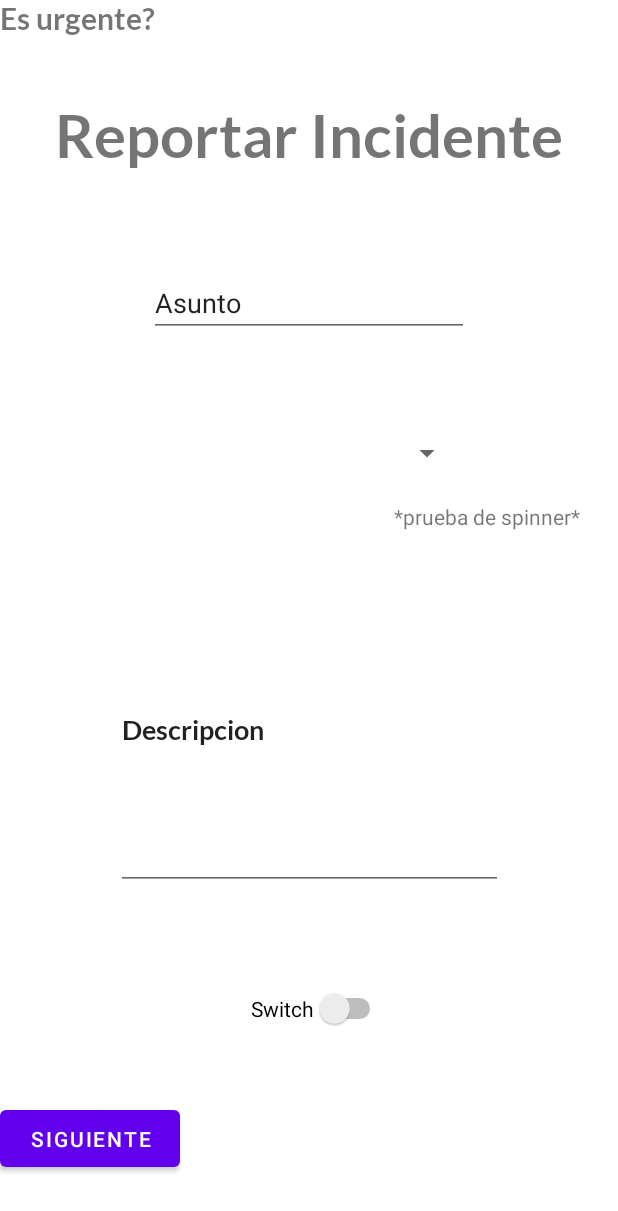
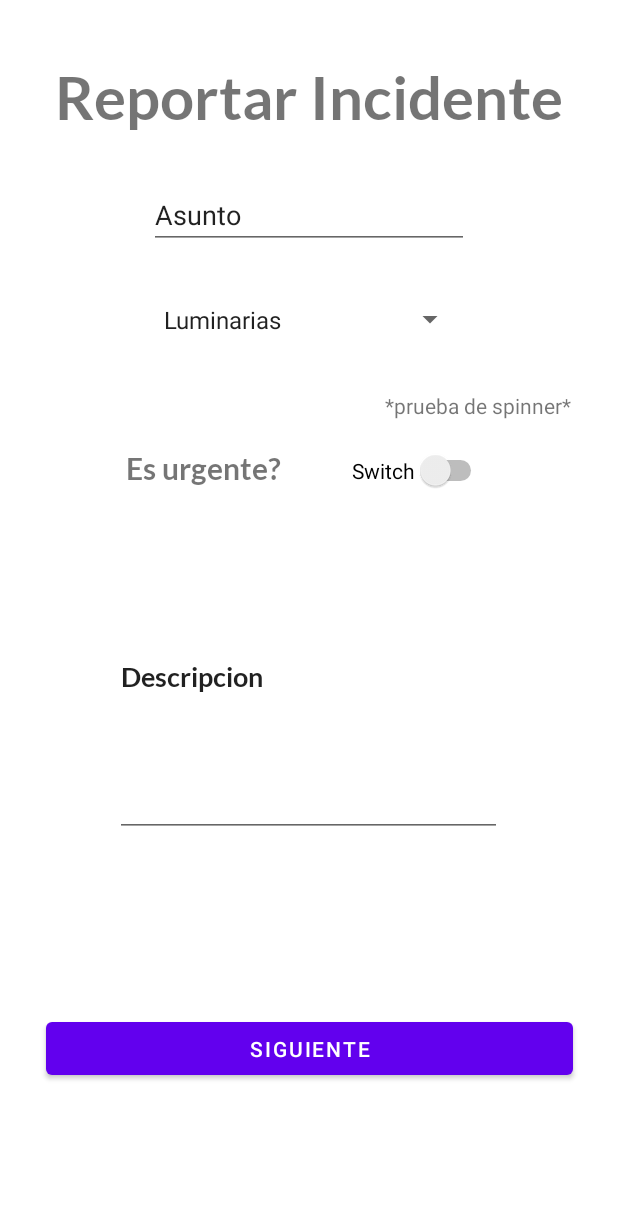
Before and after one commit to tecnologico-de-monterrey-oficial/NuevaAppRufinoTamayo, an Android app: the fragment ReporteB placed in its activity, on a phone screen of 412 x 824 dp. Shown: the top 1211 px of the screen. Run offline under Robolectric (Android 15) with nearby library versions, the phone set to English and light mode, and no system bars.

Commit message:
agregue carpeta para manejar mejor los reportes
y ya funciona el slider

```diff
--- a/app/build.gradle
+++ b/app/build.gradle
@@ -1,6 +1,7 @@
 plugins {
     id 'com.android.application'
     id 'kotlin-android'
+    id 'kotlin-android-extensions'
 }
 
 android {
--- a/app/src/main/java/mx/itesm/testbasicapi/controller/Administrador.kt
+++ b/app/src/main/java/mx/itesm/testbasicapi/controller/Administrador.kt
@@ -33,7 +33,7 @@ class Administrador : Fragment() {
         verReportesAdministradorBTN.setOnClickListener {
             val fragment = ReportesAdministrador()
             val transaccionFragmento = parentFragmentManager.beginTransaction()
-            transaccionFragmento.replace(R.id.actividadInicio, fragment)
+            transaccionFragmento.replace(R.id.fragContViewInicio, fragment)
             transaccionFragmento.addToBackStack(null)
             transaccionFragmento.commit()
         }
@@ -43,7 +43,7 @@ class Administrador : Fragment() {
         administracionBTN.setOnClickListener {
             val fragment = ReportesAdministrador()
             val transaccionFragmento = parentFragmentManager.beginTransaction()
-            transaccionFragmento.replace(R.id.actividadInicio, fragment)
+            transaccionFragmento.replace(R.id.fragContViewInicio, fragment)
             transaccionFragmento.addToBackStack(null)
             transaccionFragmento.commit()
         }
--- a/app/src/main/java/mx/itesm/testbasicapi/controller/ReporteA.kt
+++ b/app/src/main/java/mx/itesm/testbasicapi/controller/FragmentsDeReportes/ReporteA.kt
@@ -1,4 +1,4 @@
-package mx.itesm.testbasicapi.controller
+package mx.itesm.testbasicapi.controller.FragmentsDeReportes
 
 import android.os.Bundle
 import androidx.fragment.app.Fragment
--- a/app/src/main/java/mx/itesm/testbasicapi/controller/ReporteB.kt
+++ b/app/src/main/java/mx/itesm/testbasicapi/controller/FragmentsDeReportes/ReporteB.kt
@@ -1,13 +1,11 @@
-package mx.itesm.testbasicapi.controller
+package mx.itesm.testbasicapi.controller.FragmentsDeReportes
 
 import android.os.Bundle
 import androidx.fragment.app.Fragment
 import android.view.LayoutInflater
 import android.view.View
 import android.view.ViewGroup
-import android.widget.ArrayAdapter
-import android.widget.Button
-import android.widget.Spinner
+import android.widget.*
 import mx.itesm.testbasicapi.R
 
 
@@ -36,10 +34,30 @@ class ReporteB : Fragment() {
     ): View? {
         // Inflate the layout for this fragment
         return inflater.inflate(R.layout.fragment_reporte_b, container, false)
+
+
+
+
+
+
     }
+
+    // 81 89 88 2000
 
     override fun onViewCreated(view: View, savedInstanceState: Bundle?) {
         super.onViewCreated(view, savedInstanceState)
+
+        val spinner = view.findViewById<Spinner>(R.id.spinnerIncidentes)
+
+        val lista = resources.getStringArray(R.array.Problematicas)
+
+
+
+        val adaptador = ArrayAdapter(requireActivity(), android.R.layout.simple_spinner_item, lista.toList())
+
+        spinner.adapter = adaptador
+
+
 
         //boton de regresar
         botonSiguiente = view.findViewById(R.id.botonEnviarReporte)
@@ -50,6 +68,25 @@ class ReporteB : Fragment() {
             transaccionFragmento.addToBackStack(null)
             transaccionFragmento.commit()
         }
+        spinner.onItemSelectedListener = object:
+            AdapterView.OnItemSelectedListener{
+            override fun onItemSelected(p0: AdapterView<*>?, p1: View?, p2: Int, p3: Long) {
+                if(lista[p2] == "Otro"){
+                    Toast.makeText(requireActivity(), "Especificalo en el recuadro de la descripcion", Toast.LENGTH_LONG).show()
+                }else{
+                    Toast.makeText(requireActivity(), lista[p2], Toast.LENGTH_LONG).show()
+                }
+
+
+            }
+
+            override fun onNothingSelected(p0: AdapterView<*>?) {
+
+
+            }
+
+        }
+
     }
 
 
--- a/app/src/main/java/mx/itesm/testbasicapi/controller/ReporteC.kt
+++ b/app/src/main/java/mx/itesm/testbasicapi/controller/FragmentsDeReportes/ReporteC.kt
@@ -1,4 +1,4 @@
-package mx.itesm.testbasicapi.controller
+package mx.itesm.testbasicapi.controller.FragmentsDeReportes
 
 import android.os.Bundle
 import androidx.fragment.app.Fragment
--- a/app/src/main/java/mx/itesm/testbasicapi/controller/ReporteD.kt
+++ b/app/src/main/java/mx/itesm/testbasicapi/controller/FragmentsDeReportes/ReporteD.kt
@@ -1,4 +1,4 @@
-package mx.itesm.testbasicapi.controller
+package mx.itesm.testbasicapi.controller.FragmentsDeReportes
 
 import android.os.Bundle
 import androidx.fragment.app.Fragment
@@ -7,6 +7,7 @@ import android.view.View
 import android.view.ViewGroup
 import android.widget.Button
 import mx.itesm.testbasicapi.R
+import mx.itesm.testbasicapi.controller.Visitante
 
 class ReporteD : Fragment() {
     lateinit var botonFinalizar: Button
--- a/app/src/main/java/mx/itesm/testbasicapi/controller/Visitante.kt
+++ b/app/src/main/java/mx/itesm/testbasicapi/controller/Visitante.kt
@@ -7,7 +7,8 @@ import android.view.View
 import android.view.ViewGroup
 import android.widget.Button
 import mx.itesm.testbasicapi.R
-import mx.itesm.testbasicapi.controller.ejemplo.AddProductFragment
+import mx.itesm.testbasicapi.controller.FragmentsDeReportes.ReporteA
+import mx.itesm.testbasicapi.controller.FragmentsDeReportes.ReporteB
 
 class Visitante : Fragment() {
     lateinit var botonReportarIncidente: Button
@@ -36,7 +37,7 @@ class Visitante : Fragment() {
         //Boton de reportar incidentes
         botonReportarIncidente = view.findViewById(R.id.botonPantallaReportar)
         botonReportarIncidente.setOnClickListener {
-            val fragment = ReporteA()
+            val fragment = ReporteB()
             val transaccionFragmento = parentFragmentManager.beginTransaction()
             transaccionFragmento.replace(R.id.fragContViewInicio, fragment)
             transaccionFragmento.addToBackStack(null)
@@ -78,7 +79,7 @@ class Visitante : Fragment() {
         botonTemporal2.setOnClickListener {
             val fragment = Administrador()
             val transaccionFragmento = parentFragmentManager.beginTransaction()
-            transaccionFragmento.replace(R.id.actividadInicio, fragment)
+            transaccionFragmento.replace(R.id.fragContViewInicio, fragment)
             transaccionFragmento.addToBackStack(null)
             transaccionFragmento.commit()
         }
--- a/app/src/main/java/mx/itesm/testbasicapi/controller/conCuenta.kt
+++ b/app/src/main/java/mx/itesm/testbasicapi/controller/conCuenta.kt
@@ -7,6 +7,7 @@ import android.view.View
 import android.view.ViewGroup
 import android.widget.Button
 import mx.itesm.testbasicapi.R
+import mx.itesm.testbasicapi.controller.FragmentsDeReportes.ReporteB
 
 
 class conCuenta : Fragment() {
@@ -29,7 +30,7 @@ class conCuenta : Fragment() {
         //boton reportar incidente
         reportarIncidente = view.findViewById(R.id.reportarIncidenteConCuentaBTN)
         reportarIncidente.setOnClickListener {
-            val fragment = ReporteA()
+            val fragment = ReporteB()
             val transaccionFragmento = parentFragmentManager.beginTransaction()
             transaccionFragmento.replace(R.id.fragContViewInicio, fragment)
             transaccionFragmento.addToBackStack(null)
--- /dev/null
+++ b/app/src/main/res/layout/dropdown_item.xml
@@ -0,0 +1,10 @@
+<TextView
+        android:id="@+id/textView4"
+        android:layout_width="match_parent"
+        android:layout_height="wrap_content"
+    android:padding="14dp"
+        android:text="TextView"
+    android:textColor="@color/black"
+    android:textStyle="bold"
+    android:textSize="16dp"
+    xmlns:android="http://schemas.android.com/apk/res/android"/>
--- a/app/src/main/res/layout/fragment_reporte_a.xml
+++ b/app/src/main/res/layout/fragment_reporte_a.xml
@@ -6,7 +6,7 @@
     android:background="@color/fondo"
     android:layout_width="match_parent"
     android:layout_height="match_parent"
-    tools:context=".controller.ReporteA" >
+    tools:context=".controller.FragmentsDeReportes.ReporteA" >
 
     <TextView
         android:id="@+id/textoReportarIncidenteA"
--- a/app/src/main/res/layout/fragment_reporte_b.xml
+++ b/app/src/main/res/layout/fragment_reporte_b.xml
@@ -4,18 +4,19 @@
     xmlns:tools="http://schemas.android.com/tools"
     android:id="@+id/frameLayout6"
     android:layout_width="match_parent"
+    android:layout_height="match_parent"
     android:background="@color/fondo"
-    android:layout_height="match_parent"
-    tools:context=".controller.ReporteB" >
+    tools:context=".controller.FragmentsDeReportes.ReporteB">
+
 
     <TextView
         android:id="@+id/tituloTxt"
         android:layout_width="wrap_content"
         android:layout_height="wrap_content"
+        android:layout_marginTop="40dp"
         android:fontFamily="@font/lato_bold"
         android:text="Reportar Incidente"
         android:textSize="40dp"
-        app:layout_constraintBottom_toTopOf="@+id/asuntoInputTXT"
         app:layout_constraintEnd_toEndOf="parent"
         app:layout_constraintHorizontal_bias="0.5"
         app:layout_constraintStart_toStartOf="parent"
@@ -25,81 +26,88 @@
         android:id="@+id/asuntoInputTXT"
         android:layout_width="wrap_content"
         android:layout_height="wrap_content"
+        android:layout_marginTop="32dp"
         android:ems="10"
         android:inputType="textPersonName"
         android:text="Asunto"
-        app:layout_constraintBottom_toTopOf="@+id/spinnerIncidentes"
         app:layout_constraintEnd_toEndOf="parent"
         app:layout_constraintHorizontal_bias="0.5"
         app:layout_constraintStart_toStartOf="parent"
         app:layout_constraintTop_toBottomOf="@+id/tituloTxt" />
 
+
+    <TextView
+        android:id="@+id/textoPrueba"
+        android:layout_width="wrap_content"
+        android:layout_height="wrap_content"
+        android:layout_marginBottom="20dp"
+        android:text="*prueba de spinner*"
+        app:layout_constraintBottom_toTopOf="@+id/esUrgenteInputSWITCH"
+        app:layout_constraintEnd_toEndOf="parent"
+        app:layout_constraintHorizontal_bias="0.891"
+        app:layout_constraintStart_toStartOf="parent" />
+
+    <EditText
+        android:id="@+id/descripcionReporteInputTXT"
+        android:layout_width="258dp"
+        android:layout_height="213dp"
+        android:layout_marginTop="20dp"
+        android:ems="10"
+        android:fontFamily="@font/lato_bold"
+        android:inputType="textPersonName"
+        android:text="Descripcion"
+        app:layout_constraintEnd_toEndOf="parent"
+        app:layout_constraintHorizontal_bias="0.496"
+        app:layout_constraintStart_toStartOf="parent"
+        app:layout_constraintTop_toBottomOf="@+id/esUrgenteTXT" />
+
+    <TextView
+        android:id="@+id/esUrgenteTXT"
+        android:layout_width="wrap_content"
+        android:layout_height="wrap_content"
+        android:layout_marginStart="84dp"
+        android:layout_marginTop="72dp"
+        android:fontFamily="@font/lato_bold"
+        android:text="Es urgente?"
+        android:textSize="20dp"
+        app:layout_constraintStart_toStartOf="parent"
+        app:layout_constraintTop_toBottomOf="@+id/spinnerIncidentes" />
+
+    <Switch
+        android:id="@+id/esUrgenteInputSWITCH"
+        android:layout_width="wrap_content"
+        android:layout_height="wrap_content"
+        android:layout_marginStart="16dp"
+        android:layout_marginTop="72dp"
+        android:text="Switch"
+
+        app:layout_constraintEnd_toEndOf="parent"
+        app:layout_constraintHorizontal_bias="0.266"
+        app:layout_constraintStart_toEndOf="@+id/esUrgenteTXT"
+        app:layout_constraintTop_toBottomOf="@+id/spinnerIncidentes" />
+
+    <Button
+        android:id="@+id/botonEnviarReporte"
+        android:layout_width="351dp"
+        android:layout_height="47dp"
+        android:text="Siguiente"
+        app:layout_constraintBottom_toBottomOf="parent"
+        app:layout_constraintEnd_toEndOf="parent"
+        app:layout_constraintHorizontal_bias="0.5"
+        app:layout_constraintStart_toStartOf="parent"
+        app:layout_constraintTop_toBottomOf="@+id/descripcionReporteInputTXT"
+        app:layout_constraintVertical_bias="0.537" />
+
     <Spinner
         android:id="@+id/spinnerIncidentes"
+        android:layout_width="209dp"
+        android:layout_height="30dp"
+        android:layout_marginTop="32dp"
 
-        android:layout_width="205dp"
-        android:layout_height="25dp"
-        app:layout_constraintBottom_toTopOf="@+id/descripcionReporteInputTXT"
         app:layout_constraintEnd_toEndOf="parent"
         app:layout_constraintHorizontal_bias="0.5"
         app:layout_constraintStart_toStartOf="parent"
         app:layout_constraintTop_toBottomOf="@+id/asuntoInputTXT" />
 
 
-    <TextView
-        android:id="@+id/textoPrueba"
-        android:layout_width="wrap_content"
-        android:layout_height="wrap_content"
-        android:text="*prueba de spinner*"
-        app:layout_constraintBottom_toTopOf="@+id/descripcionReporteInputTXT"
-        app:layout_constraintEnd_toEndOf="parent"
-        app:layout_constraintHorizontal_bias="0.912"
-        app:layout_constraintStart_toStartOf="parent"
-        app:layout_constraintTop_toBottomOf="@+id/asuntoInputTXT"
-        app:layout_constraintVertical_bias="0.806" />
-
-    <EditText
-        android:id="@+id/descripcionReporteInputTXT"
-        android:layout_width="258dp"
-        android:layout_height="213dp"
-        android:ems="10"
-        android:fontFamily="@font/lato_bold"
-        android:inputType="textPersonName"
-        android:text="Descripcion"
-        app:layout_constraintBottom_toTopOf="@+id/esUrgenteInputSWITCH"
-        app:layout_constraintEnd_toEndOf="parent"
-        app:layout_constraintHorizontal_bias="0.5"
-        app:layout_constraintStart_toStartOf="parent"
-        app:layout_constraintTop_toBottomOf="@+id/spinnerIncidentes" />
-
-    <TextView
-        android:id="@+id/esUrgenteTXT"
-        android:layout_width="wrap_content"
-        android:layout_height="wrap_content"
-        android:fontFamily="@font/lato_bold"
-        android:text="Es urgente?"
-        android:textSize="20dp"
-        tools:layout_editor_absoluteX="77dp"
-        tools:layout_editor_absoluteY="568dp" />
-
-
-    <Switch
-        android:id="@+id/esUrgenteInputSWITCH"
-        android:layout_width="wrap_content"
-        android:layout_height="wrap_content"
-        android:layout_marginStart="64dp"
-        android:layout_marginBottom="48dp"
-        android:text="Switch"
-        app:layout_constraintBottom_toTopOf="@+id/botonEnviarReporte"
-        app:layout_constraintStart_toEndOf="@+id/esUrgenteTXT" />
-
-    <Button
-        android:id="@+id/botonEnviarReporte"
-        android:layout_width="120dp"
-        android:layout_height="50dp"
-        android:layout_marginBottom="40dp"
-        android:text="Siguiente"
-        app:layout_constraintBottom_toBottomOf="parent"
-        tools:layout_editor_absoluteX="242dp" />
-
 </androidx.constraintlayout.widget.ConstraintLayout>
--- a/app/src/main/res/layout/fragment_reporte_d.xml
+++ b/app/src/main/res/layout/fragment_reporte_d.xml
@@ -6,7 +6,7 @@
     android:layout_width="match_parent"
     android:layout_height="match_parent"
     android:background="@color/fondo"
-    tools:context=".controller.ReporteC" >
+    tools:context=".controller.FragmentsDeReportes.ReporteC" >
 
     <TextView
         android:id="@+id/textoMuchasGracias"
--- a/app/src/main/res/values/strings.xml
+++ b/app/src/main/res/values/strings.xml
@@ -8,9 +8,15 @@
     <string name="hello_blank_fragment">This is the SHOP Fragment</string>
 
     <string-array name="Problematicas">
-        <item>problema1</item>
-        <item>problema2</item>
-        <item>problema3</item>
-        <item>problema4</item>
+        <item>Luminarias</item>
+        <item>Basura</item>
+        <item>Perro sin correa</item>
+        <item>Heces de perro</item>
+        <item>Ramas obstruyendo paso</item>
+        <item>Hierba crecida</item>
+        <item>Desperfecto en instalaciones</item>
+        <item>Mal uso de las instalaciones</item>
+        <item>Otro</item>
+
     </string-array>
 </resources>
```
